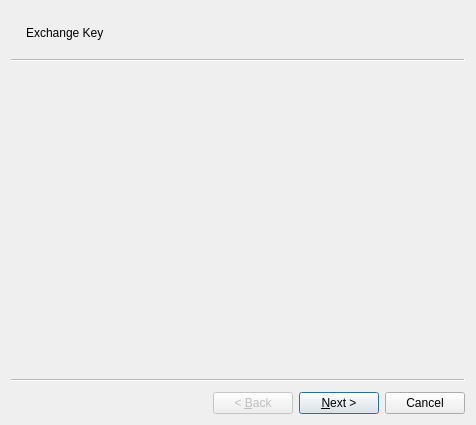
Old version of the form gui_key_exchange_wizard.ui in the repository wevsty/en_message.
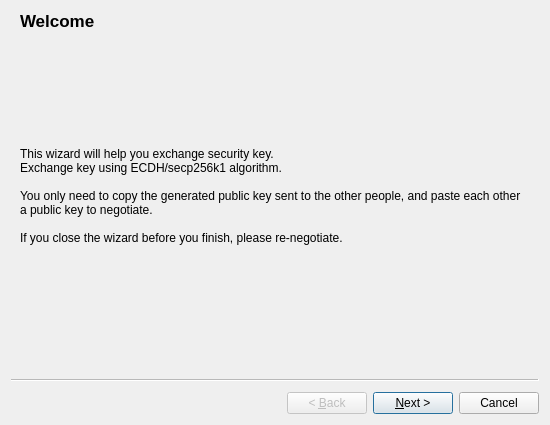
New version of the form.

Commit message: update mainwindow ui update exchange key wizard ui

```diff
--- a/gui_key_exchange_wizard.ui
+++ b/gui_key_exchange_wizard.ui
@@ -6,18 +6,62 @@
    <rect>
     <x>0</x>
     <y>0</y>
-    <width>476</width>
+    <width>550</width>
     <height>425</height>
    </rect>
   </property>
+  <property name="sizePolicy">
+   <sizepolicy hsizetype="Expanding" vsizetype="Expanding">
+    <horstretch>0</horstretch>
+    <verstretch>0</verstretch>
+   </sizepolicy>
+  </property>
   <property name="windowTitle">
    <string>Wizard</string>
   </property>
   <widget class="QWizardPage" name="wizardPage_Exchange_Tips">
-   <property name="subTitle">
-    <string>Exchange Key</string>
+   <property name="sizePolicy">
+    <sizepolicy hsizetype="Expanding" vsizetype="Expanding">
+     <horstretch>0</horstretch>
+     <verstretch>0</verstretch>
+    </sizepolicy>
    </property>
-   <layout class="QVBoxLayout" name="verticalLayout"/>
+   <property name="title">
+    <string>Welcome</string>
+   </property>
+   <layout class="QVBoxLayout" name="verticalLayout_Page_Tips">
+    <item>
+     <widget class="QLabel" name="label_Wizard_Tips">
+      <property name="sizePolicy">
+       <sizepolicy hsizetype="Expanding" vsizetype="Expanding">
+        <horstretch>0</horstretch>
+        <verstretch>0</verstretch>
+       </sizepolicy>
+      </property>
+      <property name="text">
+       <string>This wizard will help you exchange security key. 
+Exchange key using ECDH/secp256k1 algorithm.
+
+You only need to copy the generated public key sent to the other people, and paste each other a public key to negotiate.
+
+If you close the wizard before you finish, please re-negotiate.
+</string>
+      </property>
+      <property name="textFormat">
+       <enum>Qt::AutoText</enum>
+      </property>
+      <property name="scaledContents">
+       <bool>false</bool>
+      </property>
+      <property name="alignment">
+       <set>Qt::AlignLeading|Qt::AlignLeft|Qt::AlignVCenter</set>
+      </property>
+      <property name="wordWrap">
+       <bool>true</bool>
+      </property>
+     </widget>
+    </item>
+   </layout>
   </widget>
   <widget class="QWizardPage" name="wizardPage_Create_Myself_Key_Pair">
    <layout class="QVBoxLayout" name="verticalLayout_2">
```
Left out of the diff: 23 changed lines with no effect on the pictures. The commit also changes 3 other files.
